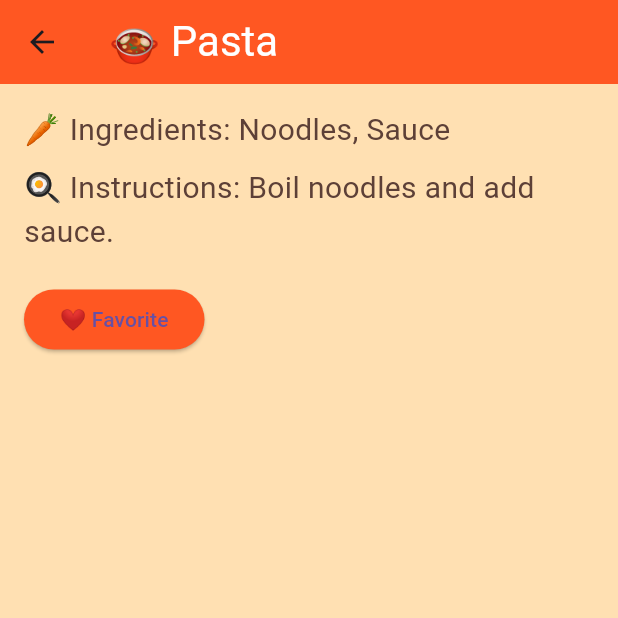
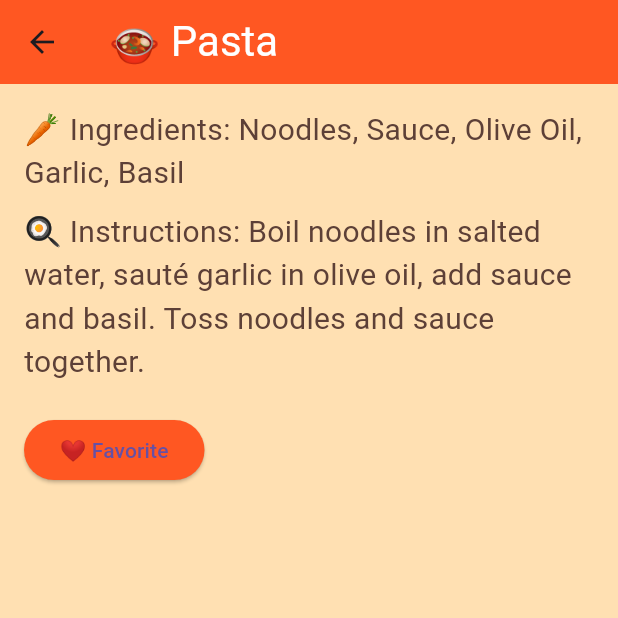
Before and after one commit to ramyamorla/Recipebook_CW2, a Flutter app: the screen it shows after launch, after a tap on "Pasta", on a phone screen of 412 x 824 dp, the top half of it. Run offline on Flutter 3.47's test engine with Material 3 defaults, Android fonts, the phone set to English and light mode, and no system bars; Roboto replaces fonts that are missing (Lobster, Pacifico).

Commit message:
Added Ingredients and Instructions to each recipe

```diff
--- a/lib/main.dart
+++ b/lib/main.dart
@@ -11,14 +11,14 @@ class RecipeBookApp extends StatefulWidget {
 
 class _RecipeBookAppState extends State<RecipeBookApp> {
   List<Map<String, dynamic>> recipes = [
-    {'name': 'Pasta', 'ingredients': 'Noodles, Sauce', 'instructions': 'Boil noodles and add sauce.', 'isFavorite': false},
-    {'name': 'Pizza', 'ingredients': 'Dough, Cheese, Sauce', 'instructions': 'Bake dough with toppings.', 'isFavorite': false},
-    {'name': 'Salad', 'ingredients': 'Lettuce, Tomatoes, Cucumber', 'instructions': 'Mix all ingredients.', 'isFavorite': false},
-    {'name': 'Burger', 'ingredients': 'Bun, Patty, Lettuce, Tomato', 'instructions': 'Grill patty and assemble.', 'isFavorite': false},
-    {'name': 'Tacos', 'ingredients': 'Tortilla, Beef, Cheese, Salsa', 'instructions': 'Cook beef and fill tortillas.', 'isFavorite': false},
-    {'name': 'Sushi', 'ingredients': 'Rice, Fish, Seaweed', 'instructions': 'Roll ingredients in seaweed.', 'isFavorite': false},
-    {'name': 'Chocolate Cake', 'ingredients': 'Flour, Cocoa, Sugar, Eggs', 'instructions': 'Mix ingredients and bake.', 'isFavorite': false},
-    {'name': 'Pancakes', 'ingredients': 'Flour, Milk, Eggs, Syrup', 'instructions': 'Mix and cook on skillet.', 'isFavorite': false},
+    {'name': 'Pasta', 'ingredients': 'Noodles, Sauce, Olive Oil, Garlic, Basil', 'instructions': 'Boil noodles in salted water, sauté garlic in olive oil, add sauce and basil. Toss noodles and sauce together.', 'isFavorite': false},
+    {'name': 'Pizza', 'ingredients': 'Dough, Cheese, Sauce, Pepperoni, Mushrooms, Olives', 'instructions': 'Prepare dough, spread sauce, add cheese and toppings, bake at 400°F for 15 minutes or until golden.', 'isFavorite': false},
+    {'name': 'Salad', 'ingredients': 'Lettuce, Tomatoes, Cucumber, Carrots, Olive Oil, Lemon Juice', 'instructions': 'Chop vegetables, mix with olive oil and lemon juice. Add salt and pepper to taste.', 'isFavorite': false},
+    {'name': 'Burger', 'ingredients': 'Bun, Patty, Lettuce, Tomato, Cheese, Ketchup, Mustard', 'instructions': 'Grill patty, toast buns, assemble with lettuce, tomato, cheese, and condiments.', 'isFavorite': false},
+    {'name': 'Tacos', 'ingredients': 'Tortilla, Beef, Cheese, Salsa, Sour Cream, Lettuce', 'instructions': 'Cook beef with seasoning, warm tortillas, fill with beef, cheese, salsa, and sour cream.', 'isFavorite': false},
+    {'name': 'Sushi', 'ingredients': 'Rice, Fish (Salmon, Tuna), Seaweed, Vinegar, Soy Sauce, Wasabi', 'instructions': 'Cook rice and mix with vinegar. Roll rice with fish and seaweed, cut into pieces. Serve with soy sauce and wasabi.', 'isFavorite': false},
+    {'name': 'Chocolate Cake', 'ingredients': 'Flour, Cocoa, Sugar, Eggs, Butter, Baking Powder, Milk', 'instructions': 'Mix dry ingredients, add wet ingredients, bake at 350°F for 25 minutes. Let cool and frost with chocolate ganache.', 'isFavorite': false},
+    {'name': 'Pancakes', 'ingredients': 'Flour, Milk, Eggs, Syrup, Butter, Baking Powder', 'instructions': 'Mix wet and dry ingredients, cook on skillet until golden, serve with syrup and butter.', 'isFavorite': false},
   ];
 
   void toggleFavorite(String name) {
@@ -124,9 +124,7 @@ class DetailsScreen extends StatelessWidget {
     return Scaffold(
       appBar: AppBar(title: Text('🍲 ${recipe['name']}')),
       body: Container(
-        decoration: BoxDecoration(
-
-        ),
+        decoration: BoxDecoration(),
         child: Padding(
           padding: EdgeInsets.all(16.0),
           child: Column(
```
